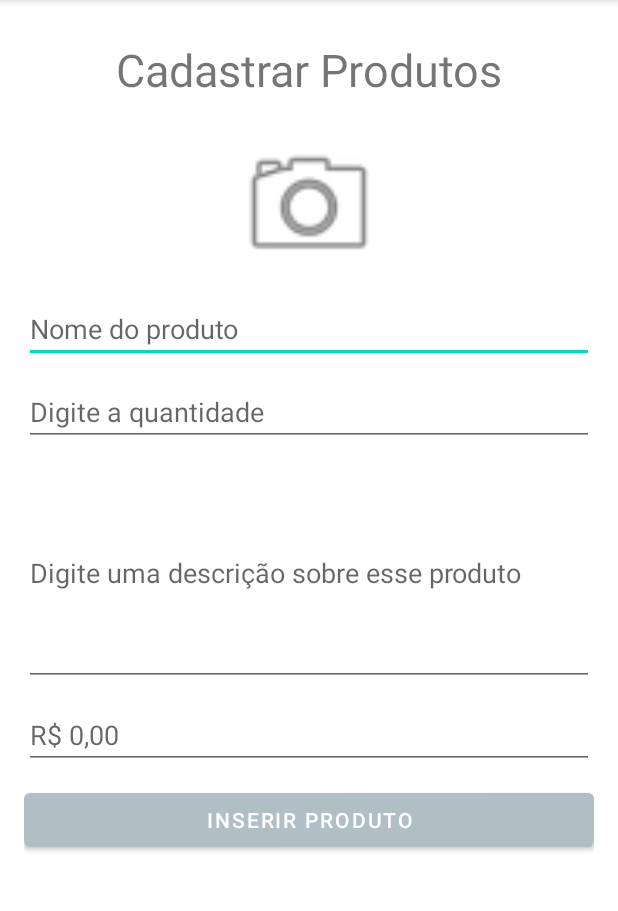
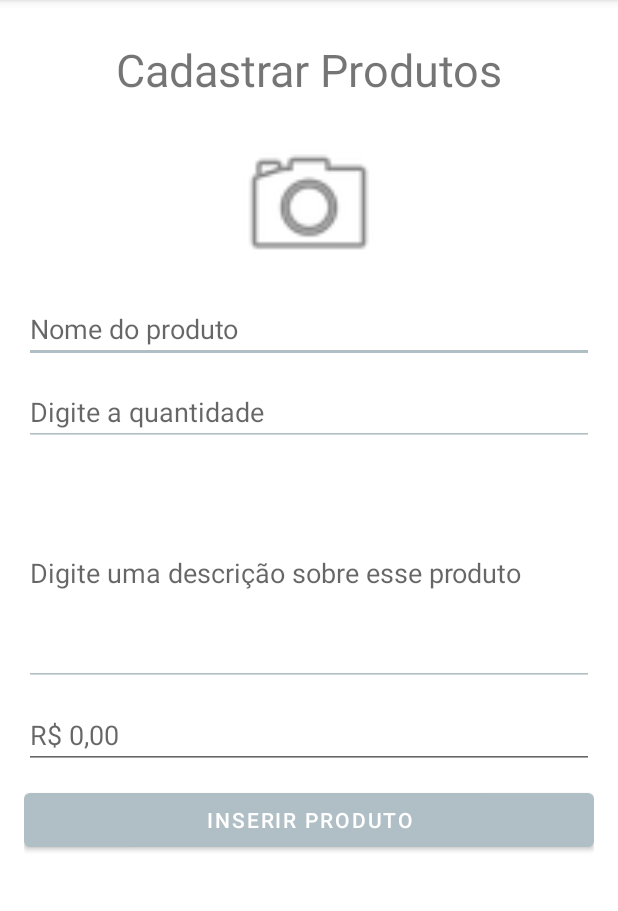
Before and after one commit to ViniBza/EstudosAndroid, an Android app: the CadastroActivity screen opened directly, with no data from a screen before it, on a phone screen of 412 x 824 dp, the part 84-995 px from its top. Run offline under Robolectric (Android 15) with nearby library versions, the phone set to English and light mode, and no system bars.

Commit message:
Implementando o Layout

```diff
--- a/Projetos/Livro Kotlin/ListadeCompras/app/src/main/res/layout/activity_cadastro.xml
+++ b/Projetos/Livro Kotlin/ListadeCompras/app/src/main/res/layout/activity_cadastro.xml
@@ -31,6 +31,7 @@
         android:layout_marginTop="10dp"
         android:id="@+id/edt_nome_prod"
         android:hint="Nome do produto"
+        android:backgroundTint="@color/clara"
         />
 
     <EditText
@@ -40,6 +41,7 @@
         android:id="@+id/edt_quantidade_prod"
         android:inputType="number"
         android:hint="Digite a quantidade"
+        android:backgroundTint="@color/clara"
         />
 
     <EditText
@@ -48,6 +50,7 @@
         android:layout_marginTop="10dp"
         android:id="@+id/edt_descricao_prod"
         android:hint="Digite uma descrição sobre esse produto"
+        android:backgroundTint="@color/clara"
         />
 
     <EditText
--- a/Projetos/Livro Kotlin/ListadeCompras/app/src/main/res/values-night/themes.xml
+++ /dev/null
@@ -1,16 +0,0 @@
-<resources xmlns:tools="http://schemas.android.com/tools">
-    <!-- Base application theme. -->
-    <style name="Theme.ListaDeCompras" parent="Theme.MaterialComponents.DayNight.DarkActionBar">
-        <!-- Primary brand color. -->
-        <item name="colorPrimary">@color/purple_200</item>
-        <item name="colorPrimaryVariant">@color/purple_700</item>
-        <item name="colorOnPrimary">@color/black</item>
-        <!-- Secondary brand color. -->
-        <item name="colorSecondary">@color/teal_200</item>
-        <item name="colorSecondaryVariant">@color/teal_200</item>
-        <item name="colorOnSecondary">@color/black</item>
-        <!-- Status bar color. -->
-        <item name="android:statusBarColor" tools:targetApi="l">?attr/colorPrimaryVariant</item>
-        <!-- Customize your theme here. -->
-    </style>
-</resources>
--- a/Projetos/Livro Kotlin/ListadeCompras/build.gradle
+++ b/Projetos/Livro Kotlin/ListadeCompras/build.gradle
@@ -6,7 +6,7 @@ buildscript {
         mavenCentral()
     }
     dependencies {
-        classpath "com.android.tools.build:gradle:4.2.0"
+        classpath 'com.android.tools.build:gradle:4.2.1'
         classpath "org.jetbrains.kotlin:kotlin-gradle-plugin:$kotlin_version"
 
         // NOTE: Do not place your application dependencies here; they belong
```
Also changed, not shown: Projetos/Livro Kotlin/ListadeCompras/app/src/main/res/layout/list_view_item.xml (added, +64 -0 lines).
